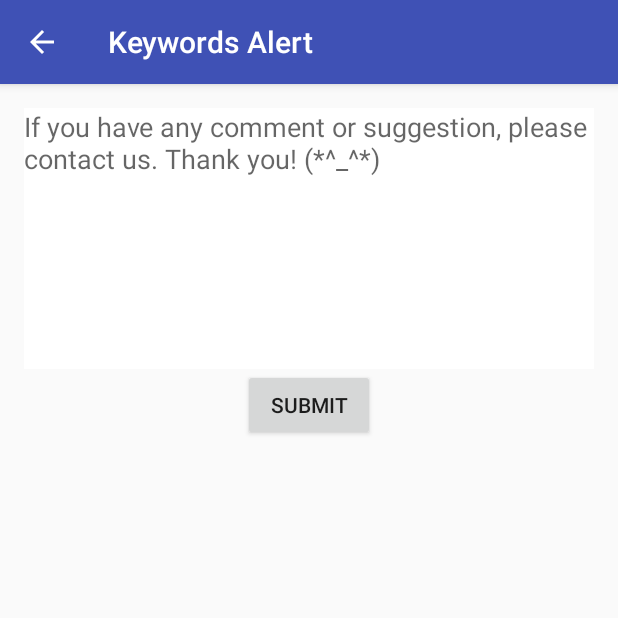
After one commit to yanghwai/Keywords-Alert-Android, an Android app: the FeedbackActivity screen opened directly, with no data from a screen before it, on a phone screen of 412 x 824 dp, the top half of it. The commit adds this screen. Run offline under Robolectric (Android 15) with nearby library versions, the phone set to English and light mode, and no system bars.

Commit message:
add the feedback function

```diff
--- a/app/build.gradle
+++ b/app/build.gradle
@@ -25,6 +25,7 @@ dependencies {
     implementation 'com.android.support:appcompat-v7:27.1.1'
     implementation 'com.android.support:support-compat:27.1.1'
     implementation 'com.android.support.constraint:constraint-layout:1.1.0'
+    implementation 'com.android.support:design:27.1.1'
     testImplementation 'junit:junit:4.12'
     androidTestImplementation 'com.android.support.test:runner:1.0.2'
     androidTestImplementation 'com.android.support.test.espresso:espresso-core:3.0.2'
--- a/app/src/main/AndroidManifest.xml
+++ b/app/src/main/AndroidManifest.xml
@@ -19,7 +19,8 @@
                 <category android:name="android.intent.category.LAUNCHER" />
             </intent-filter>
         </activity>
-        <activity android:name=".ResultsActivity"></activity>
+        <activity android:name=".ResultsActivity" />
+        <activity android:name=".FeedbackActivity"></activity>
     </application>
 
 </manifest>
--- /dev/null
+++ b/app/src/main/java/com/example/justforfun/keywordsalert/FeedbackActivity.java
@@ -0,0 +1,59 @@
+package com.example.justforfun.keywordsalert;
+
+import android.support.v7.app.AppCompatActivity;
+import android.os.Bundle;
+import android.view.MenuItem;
+import android.view.View;
+import android.widget.Button;
+import android.widget.EditText;
+import android.widget.Toast;
+
+public class FeedbackActivity extends AppCompatActivity {
+    boolean sendSucceed = true;
+    @Override
+    protected void onCreate(Bundle savedInstanceState) {
+        super.onCreate(savedInstanceState);
+        setContentView(R.layout.activity_feedback);
+        getSupportActionBar().setDisplayHomeAsUpEnabled(true);
+
+        setupUI();
+    }
+    public boolean onOptionsItemSelected(MenuItem item) {
+        if(item.getItemId() == android.R.id.home){
+            finish();
+            return true;
+        }
+        return super.onOptionsItemSelected(item);
+    }
+    public void setupUI(){
+        Button submit = findViewById(R.id.submit_feedback);
+
+        submit.setOnClickListener(new View.OnClickListener() {
+            @Override
+            public void onClick(View v) {
+                new Thread(runnable).start();
+                if(sendSucceed){
+                    Toast.makeText(FeedbackActivity.this,getString(R.string.feedback_sent),Toast.LENGTH_LONG).show();
+                }else{
+                    Toast.makeText(FeedbackActivity.this,getString(R.string.feedback_fail),Toast.LENGTH_LONG).show();
+                }
+            }
+        });
+    }
+    Runnable runnable = new Runnable() {
+        @Override
+        public void run() {
+            EditText content = findViewById(R.id.content);
+            if(!content.getText().toString().equals("")){
+                EmailUtils emailUtils = new EmailUtils("keywords.alert.new@gmail.com","alert6666");
+                try {
+                    emailUtils.sendMail("Keywords alert feedback",content.getText().toString(),"keywords.alert.new@gmail.com","jinghao.qiao@mail.mcgill.ca");
+                }catch (Exception e){
+                    e.printStackTrace();
+                    sendSucceed = false;
+                }
+            }
+
+        }
+    };
+}
--- /dev/null
+++ b/app/src/main/res/layout/activity_feedback.xml
@@ -0,0 +1,25 @@
+<?xml version="1.0" encoding="utf-8"?>
+<RelativeLayout
+    xmlns:android="http://schemas.android.com/apk/res/android"
+    xmlns:app="http://schemas.android.com/apk/res-auto"
+    xmlns:tools="http://schemas.android.com/tools"
+    android:layout_width="match_parent"
+    android:layout_height="match_parent"
+    tools:context=".FeedbackActivity"
+    android:padding="16dp">
+    <EditText
+        android:id="@+id/content"
+        android:hint="@string/feedback_hint"
+        android:layout_width="match_parent"
+        android:layout_height="wrap_content"
+        android:minLines="8"
+        android:gravity="top"
+        android:background="#fff"/>
+    <Button
+        android:id="@+id/submit_feedback"
+        android:layout_width="wrap_content"
+        android:layout_height="wrap_content"
+        android:layout_below="@id/content"
+        android:layout_centerHorizontal="true"
+        android:text="submit"/>
+</RelativeLayout>
--- a/app/src/main/res/values/strings.xml
+++ b/app/src/main/res/values/strings.xml
@@ -30,4 +30,7 @@
     <string name="channel_name">Keywords Alert notification channel</string>
     <string name="channel_description">Keywords Alert notification channel</string>
     <string name="start_search">Alert service is on</string>
+    <string name="feedback_hint">If you have any comment or suggestion, please contact us. Thank you! (*^_^*) </string>
+    <string name="feedback_sent">Your feedback has been sent. Thank you. </string>
+    <string name="feedback_fail">Fail to send the feedback, please try again. Thank you. </string>
 </resources>
```
Also changed, not shown: app/src/main/java/com/example/justforfun/keywordsalert/MainActivity.java (+10 -0 lines), app/src/main/res/drawable/ic_baseline_feedback_24px.xml (added, +9 -0 lines), app/src/main/res/layout/activity_main.xml (+10 -1 lines), app/src/main/res/layout/table.xml (added, +54 -0 lines), 1 other file.
